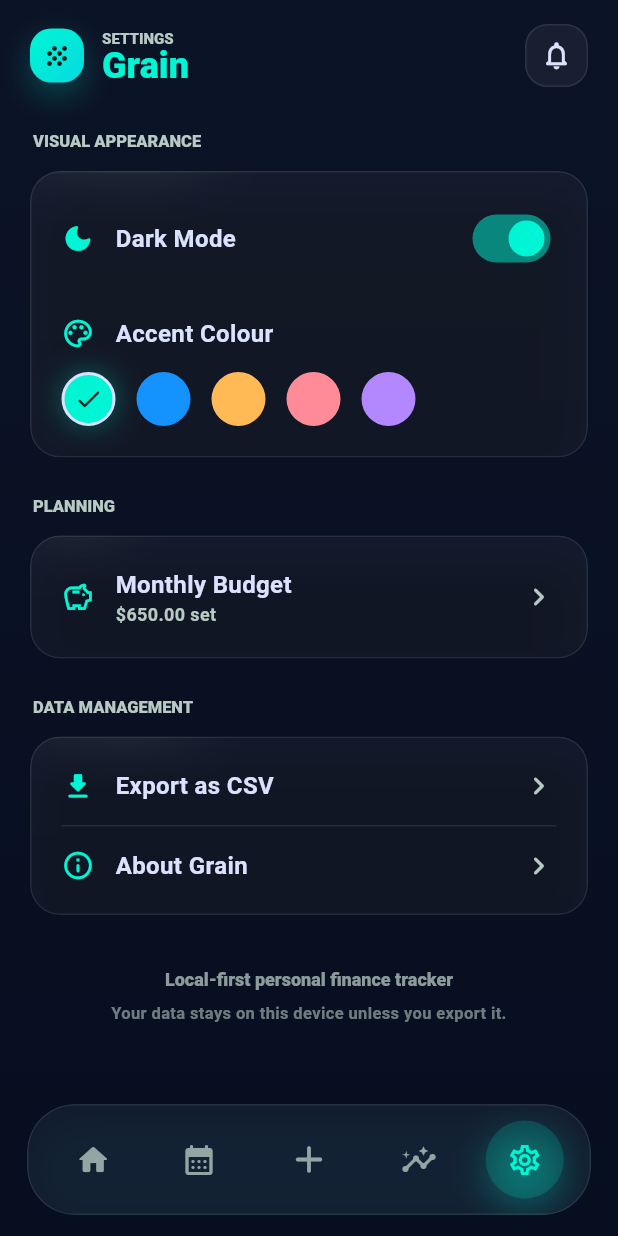
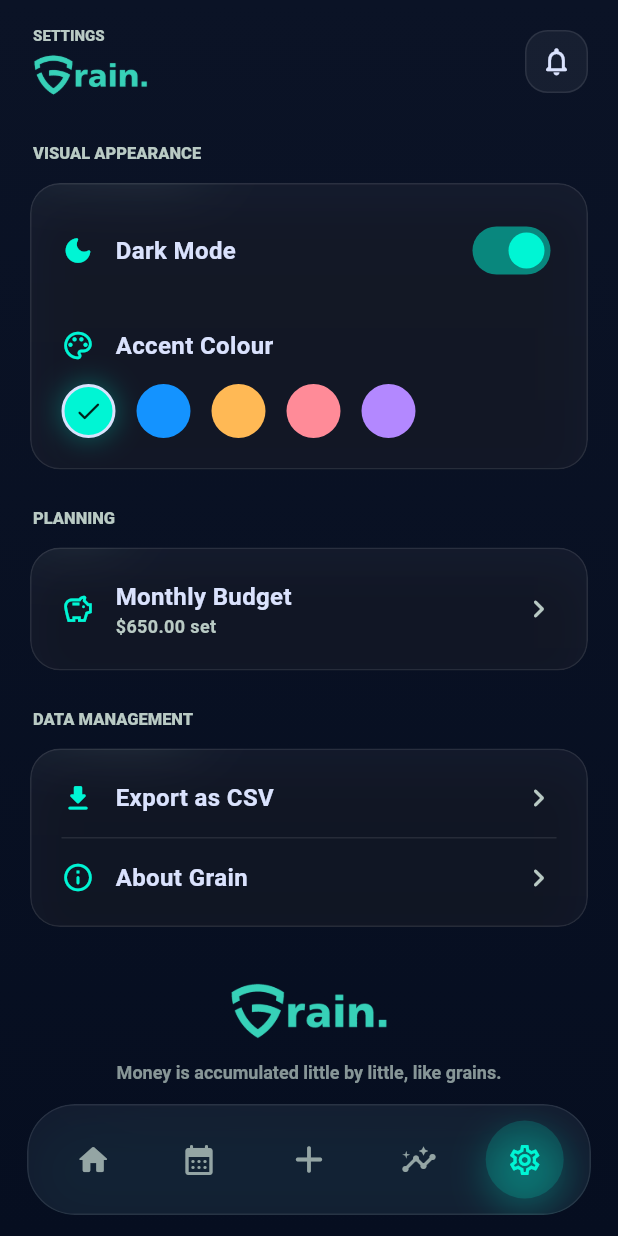
Before and after one commit to ManT1sss-bit001/Financial-Management---Grain, a Flutter app: the screen it shows after launch, item 5 of the bottom bar chosen, on a phone screen of 412 x 824 dp. Run offline on Flutter 3.47's test engine with Material 3 defaults, Android fonts, the phone set to English and light mode, and no system bars; our stand-ins replace shared_preferences.

Commit message:
Style: Integrate Grain logo assets
Add the primary Grain logo asset to the Home top bar and Settings footer, with the slogan “Money is accumulated little by little, like grains.” and creator credit.

```diff
--- a/lib/main.dart
+++ b/lib/main.dart
@@ -87,6 +87,7 @@ class _HomePageState extends State<HomePage> {
   static const Color _pink = Color(0xFFFF8B98);
   static const Color _refinedGreen = Color(0xFF5FD6B8);
   static const Color _refinedRed = Color(0xFFE56B73);
+  static const String _fullLogoAsset = "assets/03_grain_full_logo_primary_37D1B8_transparent.png";
 
   final TextEditingController _amountController = TextEditingController();
   final TextEditingController _noteController = TextEditingController();
@@ -516,25 +517,15 @@ class _HomePageState extends State<HomePage> {
   Widget _buildTopBar({String? eyebrow, bool compact = false}) {
     return Row(
       children: [
-        Container(
-          width: compact ? 36 : 46,
-          height: compact ? 36 : 46,
-          decoration: BoxDecoration(
-            gradient: _accentGradient,
-            borderRadius: BorderRadius.circular(compact ? 14 : 18),
-            boxShadow: [
-              BoxShadow(color: _accentColor.withOpacity(0.24), blurRadius: 18, offset: const Offset(0, 8)),
-            ],
-          ),
-          child: Icon(Icons.grain, color: const Color(0xFF00201A), size: compact ? 20 : 26),
-        ),
-        const SizedBox(width: 12),
         Expanded(
           child: Column(
             crossAxisAlignment: CrossAxisAlignment.start,
+            mainAxisSize: MainAxisSize.min,
             children: [
               if (eyebrow != null)
-                Text(
+                Padding(
+                  padding: const EdgeInsets.only(left: 2, bottom: 4),
+                  child: Text(
                     eyebrow.toUpperCase(),
                     style: TextStyle(
                       color: _textMuted,
@@ -543,7 +534,13 @@ class _HomePageState extends State<HomePage> {
                       letterSpacing: 0,
                     ),
                   ),
-              Text(
+                ),
+              Image.asset(
+                _fullLogoAsset,
+                height: compact ? 32 : 42,
+                fit: BoxFit.contain,
+                alignment: Alignment.centerLeft,
+                errorBuilder: (context, error, stackTrace) => Text(
                   "Grain",
                   style: TextStyle(
                     color: _accentColor,
@@ -551,6 +548,7 @@ class _HomePageState extends State<HomePage> {
                     height: 1,
                     fontWeight: FontWeight.w900,
                     letterSpacing: 0,
+                  ),
                 ),
               ),
             ],
@@ -1722,15 +1720,26 @@ class _HomePageState extends State<HomePage> {
         Center(
           child: Column(
             children: [
+              Image.asset(
+                _fullLogoAsset,
+                height: 44,
+                fit: BoxFit.contain,
+                errorBuilder: (context, error, stackTrace) => Text(
+                  "Grain",
+                  style: TextStyle(color: _accentColor, fontSize: 22, fontWeight: FontWeight.w900),
+                ),
+              ),
+              const SizedBox(height: 10),
               Text(
-                "Local-first personal finance tracker",
-                style: TextStyle(color: _textMuted.withOpacity(0.75), fontSize: 12, fontWeight: FontWeight.w800, letterSpacing: 0),
+                "Money is accumulated little by little, like grains.",
+                textAlign: TextAlign.center,
+                style: TextStyle(color: _textMuted.withOpacity(0.72), fontSize: 12, fontWeight: FontWeight.w700, letterSpacing: 0),
               ),
               const SizedBox(height: 6),
               Text(
-                "Your data stays on this device unless you export it.",
+                "Made by Jerry Chen",
                 textAlign: TextAlign.center,
-                style: TextStyle(color: _textMuted.withOpacity(0.58), fontSize: 11, fontWeight: FontWeight.w600),
+                style: TextStyle(color: _textMuted.withOpacity(0.5), fontSize: 11, fontWeight: FontWeight.w600),
               ),
             ],
           ),
--- a/pubspec.yaml
+++ b/pubspec.yaml
@@ -59,6 +59,10 @@ flutter:
   # the material Icons class.
   uses-material-design: true
 
+  assets:
+    - assets/grain_app_icon.png
+    - assets/03_grain_full_logo_primary_37D1B8_transparent.png
+
   # To add assets to your application, add an assets section, like this:
   # assets:
   #   - images/a_dot_burr.jpeg
```
Also changed, not shown: assets/03_grain_full_logo_primary_37D1B8_transparent.png (added), assets/grain_app_icon.png (added), assets/icon.png (deleted). Lines whose indentation alone changed are shown as unchanged.
